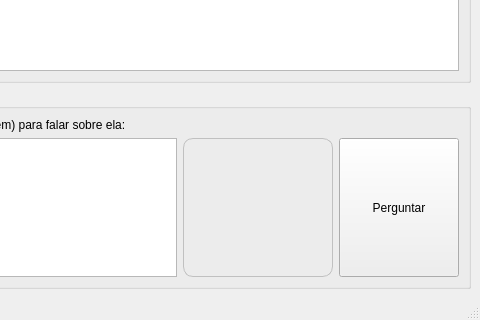
Above: mainwindow.ui from marciusbezerra/GPT4-C- before the change; both pictures show x 651 to 1131 and y 372 to 692 of the 1131 by 692 pixel window. Below: the same form after it.
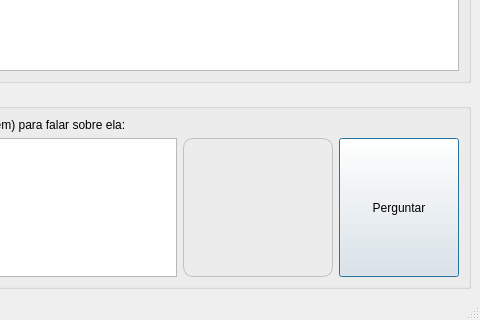
That is the form after the change. Icons and pictures are not drawn.

Diff of the .ui file:
```diff
--- a/mainwindow.ui
+++ b/mainwindow.ui
@@ -174,9 +174,31 @@
                    <height>0</height>
                   </size>
                  </property>
+                 <property name="layoutDirection">
+                  <enum>Qt::LeftToRight</enum>
+                 </property>
+                 <property name="autoFillBackground">
+                  <bool>false</bool>
+                 </property>
                  <property name="text">
                   <string>Perguntar</string>
                  </property>
+                 <property name="icon">
+                  <iconset resource="Resources.qrc">
+                   <normaloff>:/new/images/resources/images/send.png</normaloff>:/new/images/resources/images/send.png</iconset>
+                 </property>
+                 <property name="iconSize">
+                  <size>
+                   <width>48</width>
+                   <height>48</height>
+                  </size>
+                 </property>
+                 <property name="default">
+                  <bool>true</bool>
+                 </property>
+                 <property name="flat">
+                  <bool>false</bool>
+                 </property>
                 </widget>
                </item>
               </layout>
```
Left out of the diff: 7 changed lines with no effect on the pictures.
